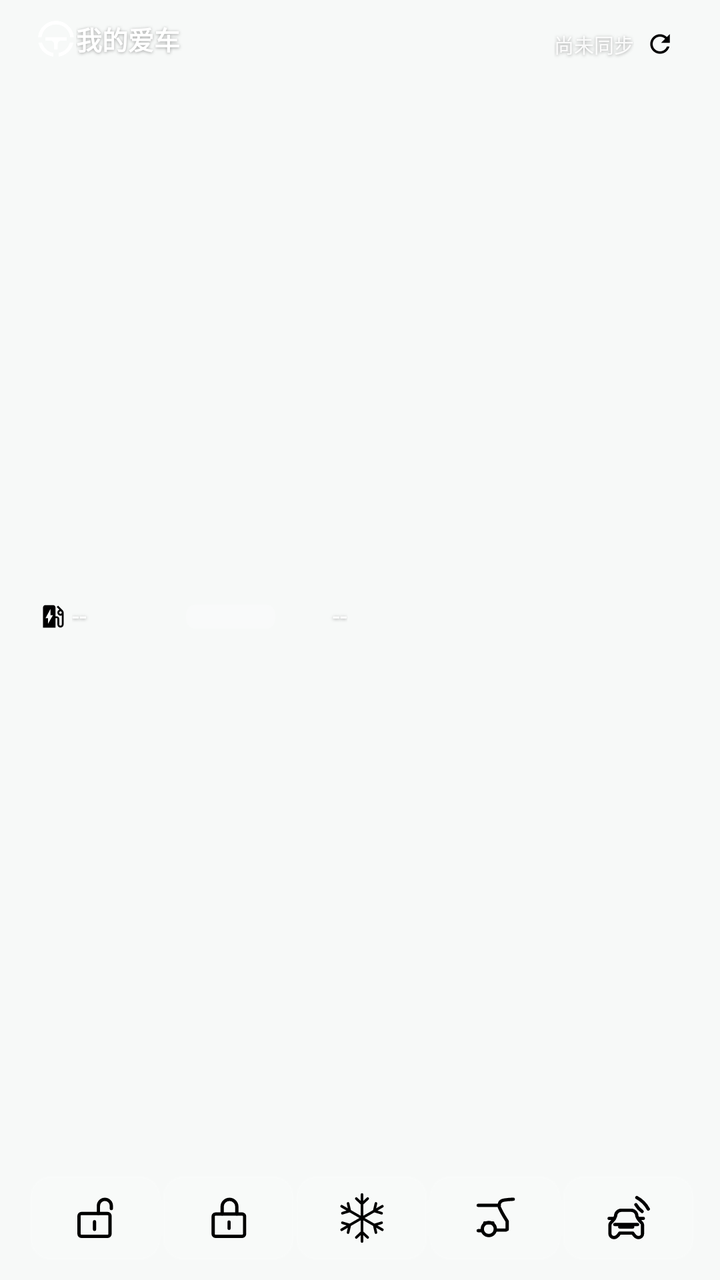
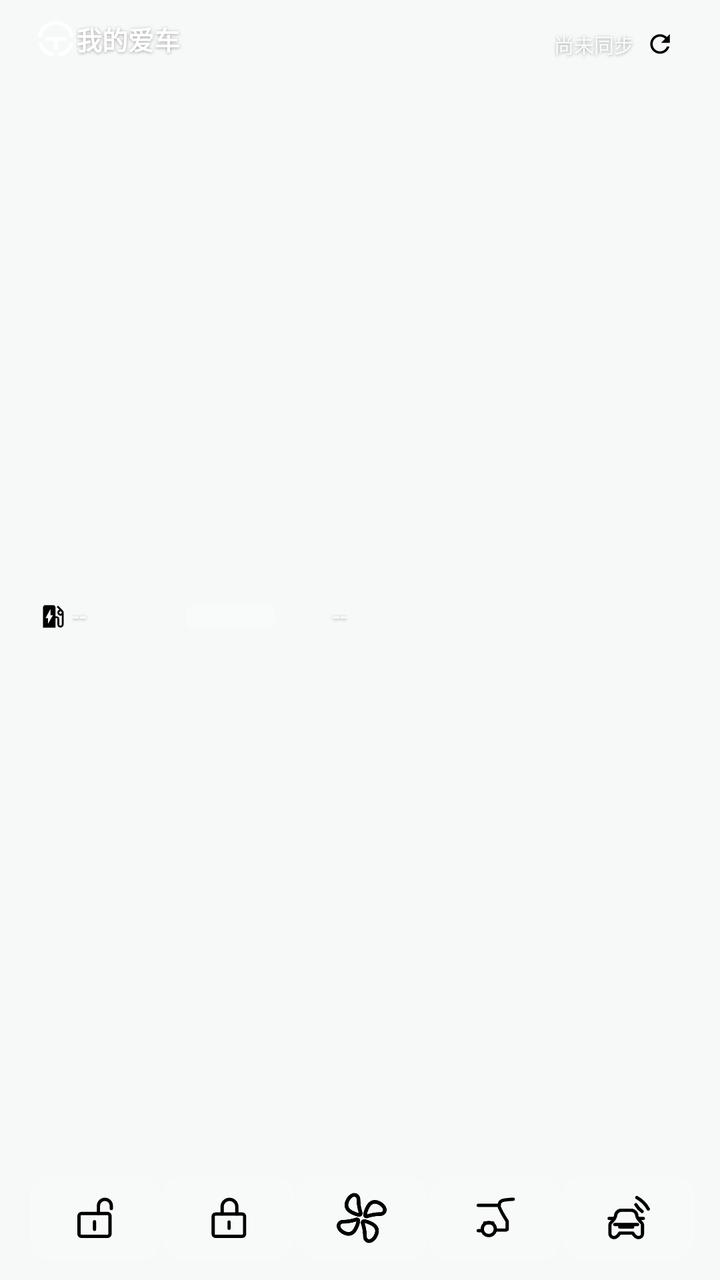

An Android layout rendered at two revisions. The XML below is the earlier revision; the diff shows what the commit changed to produce the second picture.
<!-- AndroidManifest.xml: application theme Theme.LeapControl -->
<!-- res/layout/widget_t_wide.xml -->
<?xml version="1.0" encoding="utf-8"?>
<FrameLayout xmlns:android="http://schemas.android.com/apk/res/android"
    android:id="@+id/wg_root"
    android:layout_width="match_parent"
    android:layout_height="match_parent"
    android:background="@android:color/transparent">

    <LinearLayout
        android:layout_width="match_parent"
        android:layout_height="match_parent"
        android:orientation="vertical"
        android:paddingStart="15dp"
        android:paddingTop="9dp"
        android:paddingEnd="13dp"
        android:paddingBottom="10dp">

        <LinearLayout
            android:id="@+id/wg_hero"
            android:layout_width="match_parent"
            android:layout_height="0dp"
            android:layout_weight="1"
            android:orientation="horizontal">

            <LinearLayout
                android:id="@+id/wg_info"
                android:layout_width="0dp"
                android:layout_height="match_parent"
                android:layout_weight="1.1"
                android:orientation="vertical">

                <LinearLayout
                    android:layout_width="match_parent"
                    android:layout_height="wrap_content"
                    android:layout_marginStart="4dp"
                    android:layout_marginTop="1dp"
                    android:gravity="center_vertical"
                    android:orientation="horizontal">

                    
                    <ImageView
                        android:id="@+id/wg_logo"
                        android:layout_width="18dp"
                        android:layout_height="18dp"
                        android:layout_marginEnd="1dp"
                        android:contentDescription="@null"
                        android:scaleType="fitCenter"
                        android:src="@drawable/ic_widget_logo_steering" />

                    <TextView
                        android:id="@+id/wg_title"
                        android:layout_width="0dp"
                        android:layout_height="wrap_content"
                        android:layout_weight="1"
                        android:ellipsize="end"
                        android:includeFontPadding="false"
                        android:maxLines="1"
                        android:shadowColor="#59000000"
                        android:shadowDx="0"
                        android:shadowDy="1.2"
                        android:shadowRadius="4"
                        android:text="我的爱车"
                        android:textColor="#FFFFFF"
                        android:textSize="13sp"
                        android:textStyle="bold" />
                </LinearLayout>

                <LinearLayout
                    android:layout_width="match_parent"
                    android:layout_height="0dp"
                    android:layout_marginStart="4dp"
                    android:layout_weight="1"
                    android:gravity="center_vertical"
                    android:orientation="vertical">

                    <LinearLayout
                        android:layout_width="match_parent"
                        android:layout_height="wrap_content"
                        android:gravity="center_vertical"
                        android:orientation="horizontal">

                        <ImageView
                            android:id="@+id/wg_ev_icon"
                            android:layout_width="15dp"
                            android:layout_height="15dp"
                            android:contentDescription="@null"
                            android:scaleType="fitCenter"
                            android:src="@drawable/ic_range_ev" />

                        <TextView
                            android:id="@+id/wg_ev_value"
                            android:layout_width="wrap_content"
                            android:layout_height="wrap_content"
                            android:layout_marginStart="2dp"
                            android:minWidth="52dp"
                            android:gravity="start"
                            android:includeFontPadding="false"
                            android:maxLines="1"
                            android:text="--"
                            android:autoSizeTextType="none"
                            android:textColor="#FFFFFF"
                            android:shadowColor="#59000000"
                            android:shadowDx="0"
                            android:shadowDy="1.2"
                            android:shadowRadius="4"
                            android:textSize="13sp" />

                        
                        <FrameLayout
                            android:id="@+id/wg_ev_bar_box"
                            android:layout_width="0dp"
                            android:layout_weight="1"
                            android:layout_height="12dp"
                            android:layout_marginStart="5dp"
                            android:layout_marginEnd="2dp">

                            <ProgressBar
                                android:id="@+id/wg_ev_bar"
                                style="?android:attr/progressBarStyleHorizontal"
                                android:layout_width="match_parent"
                                android:layout_height="match_parent"
                                android:max="100"
                                android:progressDrawable="@drawable/widget_bar_ev_t" />

                            <ProgressBar
                                android:id="@+id/wg_ev_bar_dark"
                                style="?android:attr/progressBarStyleHorizontal"
                                android:layout_width="match_parent"
                                android:layout_height="match_parent"
                                android:max="100"
                                android:progressDrawable="@drawable/widget_bar_ev_t_dark"
                                android:visibility="gone" />
                        </FrameLayout>

                        <TextView
                            android:id="@+id/wg_ev_pct"
                            android:layout_width="wrap_content"
                            android:layout_height="wrap_content"
                            android:gravity="end"
                            android:minWidth="34dp"
                            android:includeFontPadding="false"
                            android:maxLines="1"
                            android:shadowColor="#59000000"
                            android:shadowDx="0"
                            android:shadowDy="1.2"
                            android:shadowRadius="4"
                            android:text="--"
                            android:autoSizeTextType="none"
                            android:textColor="#FFFFFF"
                            android:textSize="13sp" />
                    </LinearLayout>

                    <LinearLayout
                        android:id="@+id/wg_fuel_row"
                        android:layout_width="match_parent"
                        android:layout_height="wrap_content"
                        android:layout_marginTop="6dp"
                        android:gravity="center_vertical"
                        android:orientation="horizontal"
                        android:visibility="gone">

                        <ImageView
                            android:id="@+id/wg_fuel_icon"
                            android:layout_width="15dp"
                            android:layout_height="15dp"
                            android:contentDescription="@null"
                            android:scaleType="fitCenter"
                            android:src="@drawable/ic_range_fuel" />

                        <TextView
                            android:id="@+id/wg_fuel_value"
                            android:layout_width="wrap_content"
                            android:layout_height="wrap_content"
                            android:layout_marginStart="2dp"
                            android:minWidth="52dp"
                            android:gravity="start"
                            android:includeFontPadding="false"
                            android:maxLines="1"
                            android:text="--"
                            android:autoSizeTextType="none"
                            android:textColor="#FFFFFF"
                            android:shadowColor="#59000000"
                            android:shadowDx="0"
                            android:shadowDy="1.2"
                            android:shadowRadius="4"
                            android:textSize="13sp" />

                        <FrameLayout
                            android:id="@+id/wg_fuel_bar_box"
                            android:layout_width="0dp"
                            android:layout_weight="1"
                            android:layout_height="12dp"
                            android:layout_marginStart="5dp"
                            android:layout_marginEnd="2dp">

                            <ProgressBar
                                android:id="@+id/wg_fuel_bar"
                                style="?android:attr/progressBarStyleHorizontal"
                                android:layout_width="match_parent"
                                android:layout_height="match_parent"
                                android:max="100"
                                android:progressDrawable="@drawable/widget_bar_fuel_t" />

                            <ProgressBar
                                android:id="@+id/wg_fuel_bar_dark"
                                style="?android:attr/progressBarStyleHorizontal"
                                android:layout_width="match_parent"
                                android:layout_height="match_parent"
                                android:max="100"
                                android:progressDrawable="@drawable/widget_bar_fuel_t_dark"
                                android:visibility="gone" />
                        </FrameLayout>

                        <TextView
                            android:id="@+id/wg_fuel_pct"
                            android:layout_width="wrap_content"
                            android:layout_height="wrap_content"
                            android:gravity="end"
                            android:minWidth="34dp"
                            android:includeFontPadding="false"
                            android:maxLines="1"
                            android:shadowColor="#59000000"
                            android:shadowDx="0"
                            android:shadowDy="1.2"
                            android:shadowRadius="4"
                            android:text="--"
                            android:autoSizeTextType="none"
                            android:textColor="#FFFFFF"
                            android:textSize="13sp" />
                    </LinearLayout>
                </LinearLayout>
            </LinearLayout>

            <FrameLayout
                android:id="@+id/wg_car_box"
                android:layout_width="0dp"
                android:layout_height="match_parent"
                android:layout_weight="1.2">

                <ImageView
                    android:id="@+id/wg_car"
                    android:layout_width="match_parent"
                    android:layout_height="match_parent"
                    android:contentDescription="车辆"
                    android:scaleType="fitCenter"
                    android:visibility="gone" />
            </FrameLayout>
        </LinearLayout>

        <LinearLayout
            android:id="@+id/wg_act_row"
            android:layout_width="match_parent"
            android:layout_height="42dp"
            android:orientation="horizontal">

            <LinearLayout
                android:id="@+id/wg_cell_unlock"
                android:layout_width="0dp"
                android:layout_height="match_parent"
                android:layout_weight="1"
                android:background="@drawable/widget_cell_t"
                android:clickable="true"
                android:focusable="true">

                <ImageView
                    android:id="@+id/wg_icon_unlock"
                    android:layout_width="match_parent"
                    android:layout_height="match_parent"
                    android:contentDescription="解锁"
                    android:padding="6dp"
                    android:scaleType="fitCenter"
                    android:src="@drawable/ic_qc_unlock" />
            </LinearLayout>

            <ImageView
                android:id="@+id/wg_div1"
                android:layout_width="1dp"
                android:layout_height="18dp"
                android:layout_gravity="center_vertical"
                android:background="#1FFFFFFF"
                android:contentDescription="@null" />

            <LinearLayout
                android:id="@+id/wg_cell_lock"
                android:layout_width="0dp"
                android:layout_height="match_parent"
                android:layout_weight="1"
                android:background="@drawable/widget_cell_t"
                android:clickable="true"
                android:focusable="true">

                <ImageView
                    android:id="@+id/wg_icon_lock"
                    android:layout_width="match_parent"
                    android:layout_height="match_parent"
                    android:contentDescription="上锁"
                    android:padding="6dp"
                    android:scaleType="fitCenter"
                    android:src="@drawable/ic_qc_lock" />
            </LinearLayout>

            <ImageView
                android:id="@+id/wg_div2"
                android:layout_width="1dp"
                android:layout_height="18dp"
                android:layout_gravity="center_vertical"
                android:background="#1FFFFFFF"
                android:contentDescription="@null" />

            <LinearLayout
                android:id="@+id/wg_cell_ac"
                android:layout_width="0dp"
                android:layout_height="match_parent"
                android:layout_weight="1"
                android:background="@drawable/widget_cell_t"
                android:clickable="true"
                android:focusable="true">

                <ImageView
                    android:id="@+id/wg_icon_ac"
                    android:layout_width="match_parent"
                    android:layout_height="match_parent"
                    android:contentDescription="空调"
                    android:padding="6dp"
                    android:scaleType="fitCenter"
                    android:src="@drawable/ic_qc_ac" />
            </LinearLayout>

            <ImageView
                android:id="@+id/wg_div3"
                android:layout_width="1dp"
                android:layout_height="18dp"
                android:layout_gravity="center_vertical"
                android:background="#1FFFFFFF"
                android:contentDescription="@null" />

            <LinearLayout
                android:id="@+id/wg_cell_trunk"
                android:layout_width="0dp"
                android:layout_height="match_parent"
                android:layout_weight="1"
                android:background="@drawable/widget_cell_t"
                android:clickable="true"
                android:focusable="true">

                <ImageView
                    android:id="@+id/wg_icon_trunk"
                    android:layout_width="match_parent"
                    android:layout_height="match_parent"
                    android:contentDescription="后备箱"
                    android:padding="6dp"
                    android:scaleType="fitCenter"
                    android:src="@drawable/ic_qc_trunk" />
            </LinearLayout>

            <ImageView
                android:id="@+id/wg_div4"
                android:layout_width="1dp"
                android:layout_height="18dp"
                android:layout_gravity="center_vertical"
                android:background="#1FFFFFFF"
                android:contentDescription="@null" />

            <LinearLayout
                android:id="@+id/wg_cell_horn"
                android:layout_width="0dp"
                android:layout_height="match_parent"
                android:layout_weight="1"
                android:background="@drawable/widget_cell_t"
                android:clickable="true"
                android:focusable="true">

                <ImageView
                    android:id="@+id/wg_icon_horn"
                    android:layout_width="match_parent"
                    android:layout_height="match_parent"
                    android:contentDescription="鸣笛寻车"
                    android:padding="6dp"
                    android:scaleType="fitCenter"
                    android:src="@drawable/ic_qc_horn" />
            </LinearLayout>
        </LinearLayout>
    </LinearLayout>

    <LinearLayout
        android:id="@+id/wg_status_row"
        android:layout_width="wrap_content"
        android:layout_height="wrap_content"
        android:layout_gravity="top|end"
        android:layout_marginTop="12dp"
        android:layout_marginEnd="20dp"
        android:gravity="center_vertical|end"
        android:orientation="horizontal">

        
        <ImageView
            android:id="@+id/wg_hint_icon"
            android:layout_width="13dp"
            android:layout_height="13dp"
            android:layout_marginEnd="4dp"
            android:contentDescription="@null"
            android:scaleType="fitCenter"
            android:src="@drawable/ic_hint_ok"
            android:visibility="gone" />

        <TextView
            android:id="@+id/wg_time"
            android:layout_width="wrap_content"
            android:layout_height="wrap_content"
            android:ellipsize="end"
            android:includeFontPadding="false"
            android:maxLines="1"
            android:maxWidth="118dp"
            android:shadowColor="#59000000"
            android:shadowDx="0"
            android:shadowDy="1.2"
            android:shadowRadius="4"
            android:text="尚未同步"
            android:textColor="#E6FFFFFF"
            android:textSize="10sp" />

        <ImageView
            android:id="@+id/wg_refresh"
            android:layout_width="20dp"
            android:layout_height="20dp"
            android:layout_marginStart="3dp"
            android:clickable="true"
            android:contentDescription="刷新车况"
            android:focusable="true"
            android:padding="2.5dp"
            android:scaleType="fitCenter"
            android:src="@drawable/ic_widget_refresh" />
    </LinearLayout>
</FrameLayout>
<!-- resources referenced by this layout -->
<resources>
  <!-- drawable ic_qc_ac (drawable) -->
  <?xml version="1.0" encoding="utf-8"?>
  <vector xmlns:android="http://schemas.android.com/apk/res/android"
      android:width="24dp"
      android:height="24dp"
      android:viewportWidth="24"
      android:viewportHeight="24">
      <path
          android:pathData="M 12.00 12.00 L 12.00 21.40 M 12.00 17.64 L 14.27 19.76 M 12.00 17.64 L 9.73 19.76 M 12.00 12.00 L 20.14 16.70 M 16.88 14.82 L 19.85 13.91 M 16.88 14.82 L 17.58 17.84 M 12.00 12.00 L 20.14 7.30 M 16.88 9.18 L 17.58 6.16 M 16.88 9.18 L 19.85 10.09 M 12.00 12.00 L 12.00 2.60 M 12.00 6.36 L 9.73 4.24 M 12.00 6.36 L 14.27 4.24 M 12.00 12.00 L 3.86 7.30 M 7.12 9.18 L 4.15 10.09 M 7.12 9.18 L 6.42 6.16 M 12.00 12.00 L 3.86 16.70 M 7.12 14.82 L 6.42 17.84 M 7.12 14.82 L 4.15 13.91"
          android:strokeColor="#FF000000"
          android:strokeWidth="1.05"
          android:strokeLineCap="round"
          android:strokeLineJoin="round"
          android:fillColor="#00000000" />
  </vector>
  <!-- drawable ic_widget_refresh (drawable) -->
  <?xml version="1.0" encoding="utf-8"?>
  <vector xmlns:android="http://schemas.android.com/apk/res/android"
      android:width="24dp"
      android:height="24dp"
      android:viewportWidth="24"
      android:viewportHeight="24">
      <path
          android:fillColor="#FF000000"
          android:pathData="M17.65 6.35C16.2 4.9 14.21 4 12 4c-4.42 0-7.99 3.58-8 8s3.57 8 8 8c3.73 0 6.84-2.55 7.73-6h-2.08c-.82 2.33-3.04 4-5.65 4-3.31 0-6-2.69-6-6s2.69-6 6-6c1.66 0 3.14 0.69 4.22 1.78L13 11h7V4l-2.35 2.35z" />
  </vector>
  <!-- drawable widget_bar_ev_t (drawable) -->
  <?xml version="1.0" encoding="utf-8"?>
  <layer-list xmlns:android="http://schemas.android.com/apk/res/android">
      <item android:id="@android:id/background">
          <shape android:shape="rectangle">
              <corners android:radius="4.5dp" />
              <solid android:color="#33FFFFFF" />
          </shape>
      </item>
      <item android:id="@android:id/progress">
          <clip>
              <shape android:shape="rectangle">
                  <corners android:radius="4.5dp" />
                  <solid android:color="#3DD68C" />
              </shape>
          </clip>
      </item>
  </layer-list>
  <!-- drawable widget_bar_ev_t_dark (drawable) -->
  <?xml version="1.0" encoding="utf-8"?>
  <layer-list xmlns:android="http://schemas.android.com/apk/res/android">
      <item android:id="@android:id/background">
          <shape android:shape="rectangle">
              <corners android:radius="4.5dp" />
              <solid android:color="#24000000" />
          </shape>
      </item>
      <item android:id="@android:id/progress">
          <clip>
              <shape android:shape="rectangle">
                  <corners android:radius="4.5dp" />
                  <solid android:color="#12A150" />
              </shape>
          </clip>
      </item>
  </layer-list>
  <!-- drawable widget_bar_fuel_t (drawable) -->
  <?xml version="1.0" encoding="utf-8"?>
  <layer-list xmlns:android="http://schemas.android.com/apk/res/android">
      <item android:id="@android:id/background">
          <shape android:shape="rectangle">
              <corners android:radius="4.5dp" />
              <solid android:color="#33FFFFFF" />
          </shape>
      </item>
      <item android:id="@android:id/progress">
          <clip>
              <shape android:shape="rectangle">
                  <corners android:radius="4.5dp" />
                  <solid android:color="#5AB4FF" />
              </shape>
          </clip>
      </item>
  </layer-list>
  <style name="Theme.LeapControl" parent="android:Theme.Material.Light.NoActionBar">
          <item name="android:statusBarColor">@android:color/transparent</item>
          <item name="android:navigationBarColor">@android:color/transparent</item>
          <item name="android:windowLightStatusBar">true</item>
          <item name="android:windowBackground">#FFF7F9F8</item>
      </style>
  <!-- unchanged entries left out for length: 10 -->
</resources>

<!-- the commit's change to res/layout/widget_t_wide.xml (unified diff, before → after) -->
@@ -322,7 +322,7 @@
                     android:contentDescription="空调"
                     android:padding="6dp"
                     android:scaleType="fitCenter"
-                    android:src="@drawable/ic_qc_ac" />
+                    android:src="@drawable/ic_widget_ac_fan" />
             </LinearLayout>
 
             <ImageView
<!-- resource entries referenced after the edit -->
@@ -1,20 +1,6 @@
 <!-- resources referenced by this layout -->
 <resources>
-  <!-- drawable ic_qc_ac (drawable) -->
-  <?xml version="1.0" encoding="utf-8"?>
-  <vector xmlns:android="http://schemas.android.com/apk/res/android"
-      android:width="24dp"
-      android:height="24dp"
-      android:viewportWidth="24"
-      android:viewportHeight="24">
-      <path
-          android:pathData="M 12.00 12.00 L 12.00 21.40 M 12.00 17.64 L 14.27 19.76 M 12.00 17.64 L 9.73 19.76 M 12.00 12.00 L 20.14 16.70 M 16.88 14.82 L 19.85 13.91 M 16.88 14.82 L 17.58 17.84 M 12.00 12.00 L 20.14 7.30 M 16.88 9.18 L 17.58 6.16 M 16.88 9.18 L 19.85 10.09 M 12.00 12.00 L 12.00 2.60 M 12.00 6.36 L 9.73 4.24 M 12.00 6.36 L 14.27 4.24 M 12.00 12.00 L 3.86 7.30 M 7.12 9.18 L 4.15 10.09 M 7.12 9.18 L 6.42 6.16 M 12.00 12.00 L 3.86 16.70 M 7.12 14.82 L 6.42 17.84 M 7.12 14.82 L 4.15 13.91"
-          android:strokeColor="#FF000000"
-          android:strokeWidth="1.05"
-          android:strokeLineCap="round"
-          android:strokeLineJoin="round"
-          android:fillColor="#00000000" />
-  </vector>
+  <!-- drawable ic_widget_ac_fan: png bitmap (drawable-nodpi, 3484 bytes) -->
   <!-- drawable ic_widget_refresh (drawable) -->
   <?xml version="1.0" encoding="utf-8"?>
   <vector xmlns:android="http://schemas.android.com/apk/res/android"
